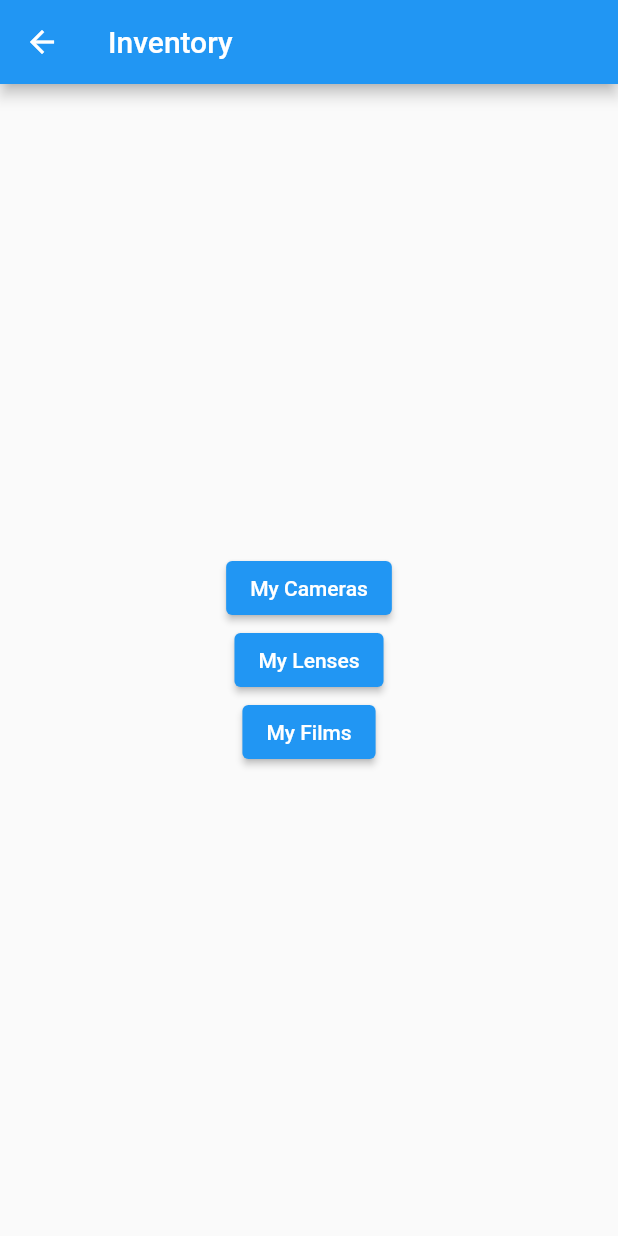
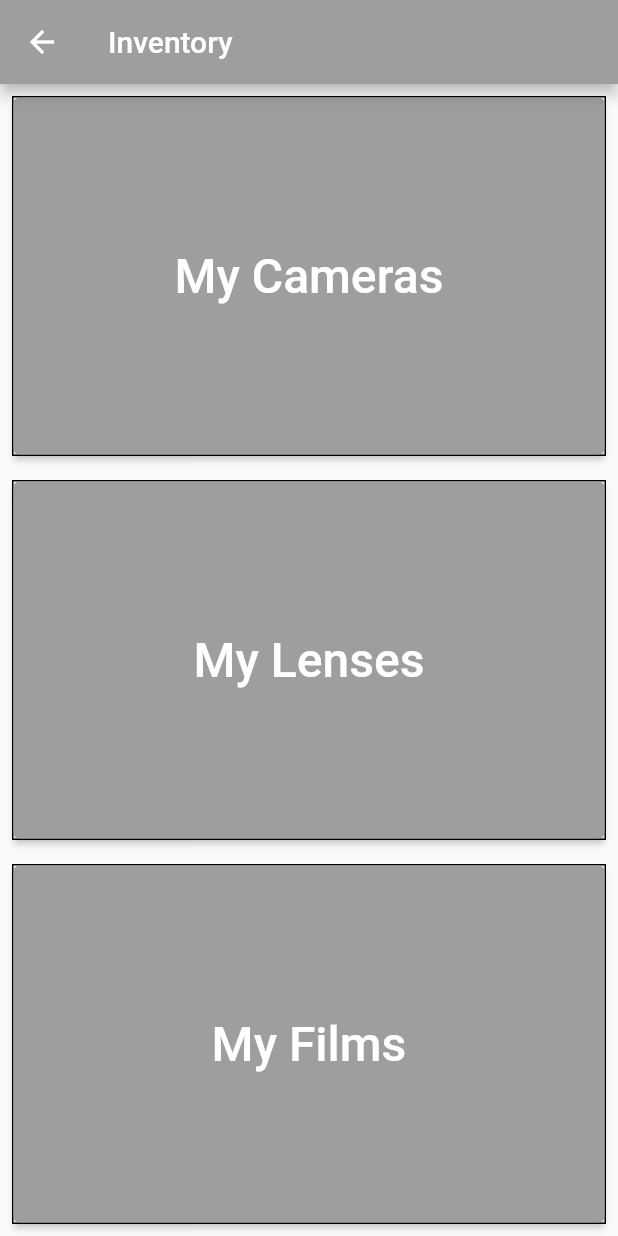
Before and after one commit to AlexGuoussatchok/analog_faith, a Flutter app: the InventoryScreen screen opened directly, on a phone screen of 412 x 824 dp. Run offline on Flutter 3.47's test engine with Material 2 defaults, Android fonts, the phone set to English and light mode, and no system bars; our stand-ins replace sqflite; accounts and stored records are empty.

Commit message:
+ inventory screen added

```diff
--- a/lib/screens/home_screen.dart
+++ b/lib/screens/home_screen.dart
@@ -1,5 +1,6 @@
 import 'package:flutter/material.dart';
 import 'package:analog_faith/screens/catalogue_screen.dart';
+import 'package:analog_faith/screens/inventory_screen.dart'; // Import the Inventory screen
 
 class HomeScreen extends StatelessWidget {
   const HomeScreen({Key? key}) : super(key: key);
@@ -38,7 +39,6 @@ class HomeScreen extends StatelessWidget {
                   style: TextStyle(fontSize: 32), // Change the font size here
                 ),
               ),
-
             ),
           ),
           Expanded(
@@ -53,8 +53,11 @@ class HomeScreen extends StatelessWidget {
               ),
               child: ElevatedButton(
                 onPressed: () {
-                  // Add functionality for Inventory button
-                  // Navigator.pushNamed(context, '/inventory'); // Example navigation
+                  // Navigate to the InventoryScreen when the Inventory button is pressed
+                  Navigator.push(
+                    context,
+                    MaterialPageRoute(builder: (context) => InventoryScreen()),
+                  );
                 },
                 style: ElevatedButton.styleFrom(
                   backgroundColor: Colors.grey, // Change button color to gray
--- a/lib/screens/inventory_screen.dart
+++ b/lib/screens/inventory_screen.dart
@@ -5,35 +5,87 @@ class InventoryScreen extends StatelessWidget {
   Widget build(BuildContext context) {
     return Scaffold(
       appBar: AppBar(
-        title: Text('Inventory'),
+        title: const Text('Inventory'),
+        backgroundColor: Colors.grey, // Change AppBar color to gray
       ),
-      body: Center(
-        child: Column(
-          mainAxisAlignment: MainAxisAlignment.center,
+      body: Column(
         children: <Widget>[
-            ElevatedButton(
+          Expanded(
+            child: Container(
+              width: double.infinity,
+              margin: const EdgeInsets.all(8.0),
+              decoration: BoxDecoration(
+                border: Border.all(
+                  color: Colors.black, // Border color
+                  width: 1.0, // Border width
+                ),
+              ),
+              child: ElevatedButton(
                 onPressed: () {
                   // Navigate to the My Cameras screen when the My Cameras button is pressed.
                   Navigator.pushNamed(context, '/inventory/my_cameras');
                 },
-              child: Text('My Cameras'),
+                style: ElevatedButton.styleFrom(
+                  backgroundColor: Colors.grey, // Change button color to gray
                 ),
-            ElevatedButton(
+                child: const Text(
+                  'My Cameras',
+                  style: TextStyle(fontSize: 32), // Change the font size here
+                ),
+              ),
+            ),
+          ),
+          Expanded(
+            child: Container(
+              width: double.infinity,
+              margin: const EdgeInsets.all(8.0),
+              decoration: BoxDecoration(
+                border: Border.all(
+                  color: Colors.black, // Border color
+                  width: 1.0, // Border width
+                ),
+              ),
+              child: ElevatedButton(
                 onPressed: () {
                   // Navigate to the My Lenses screen when the My Lenses button is pressed.
                   Navigator.pushNamed(context, '/inventory/my_lenses');
                 },
-              child: Text('My Lenses'),
+                style: ElevatedButton.styleFrom(
+                  backgroundColor: Colors.grey, // Change button color to gray
                 ),
-            ElevatedButton(
+                child: const Text(
+                  'My Lenses',
+                  style: TextStyle(fontSize: 32), // Change the font size here
+                ),
+              ),
+            ),
+          ),
+          Expanded(
+            child: Container(
+              width: double.infinity,
+              margin: const EdgeInsets.all(8.0),
+              decoration: BoxDecoration(
+                border: Border.all(
+                  color: Colors.black, // Border color
+                  width: 1.0, // Border width
+                ),
+              ),
+              child: ElevatedButton(
                 onPressed: () {
                   // Navigate to the My Films screen when the My Films button is pressed.
                   Navigator.pushNamed(context, '/inventory/my_films');
                 },
-              child: Text('My Films'),
+                style: ElevatedButton.styleFrom(
+                  backgroundColor: Colors.grey, // Change button color to gray
+                ),
+                child: const Text(
+                  'My Films',
+                  style: TextStyle(fontSize: 32), // Change the font size here
+                ),
+              ),
+            ),
           ),
         ],
-        ),
       ),
     );
   }
```
Lines whose indentation alone changed are shown as unchanged.
